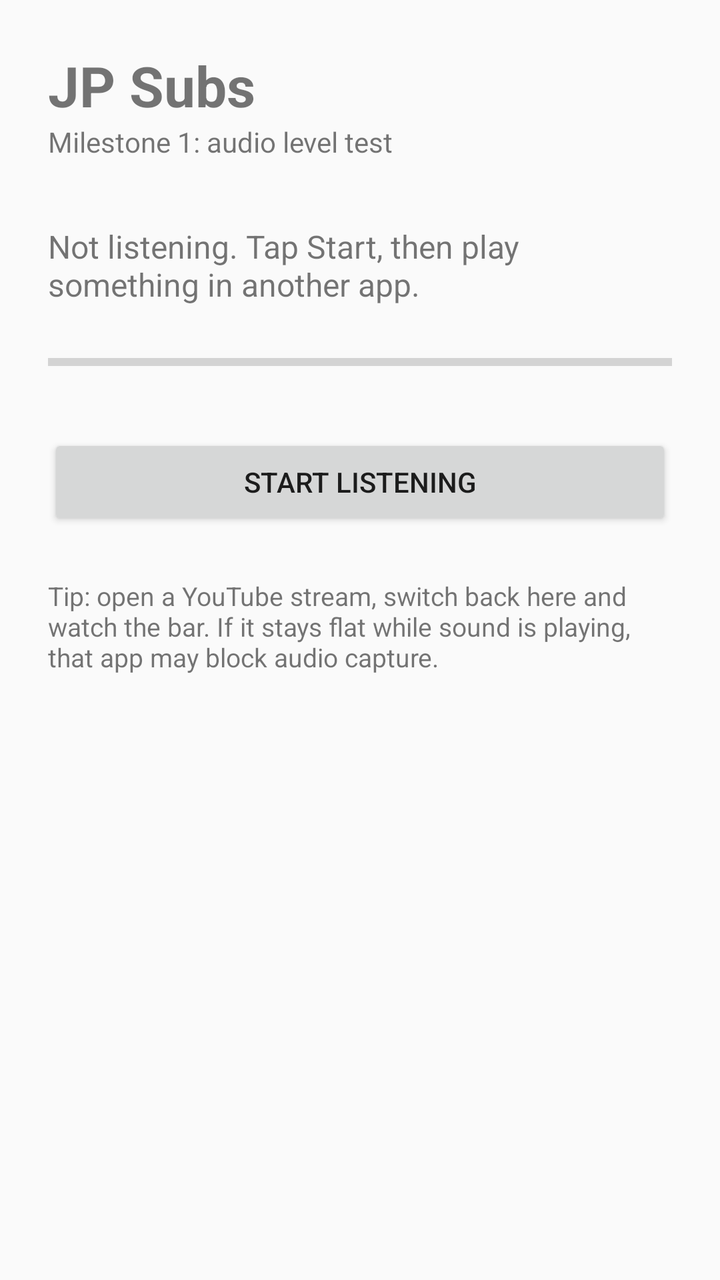
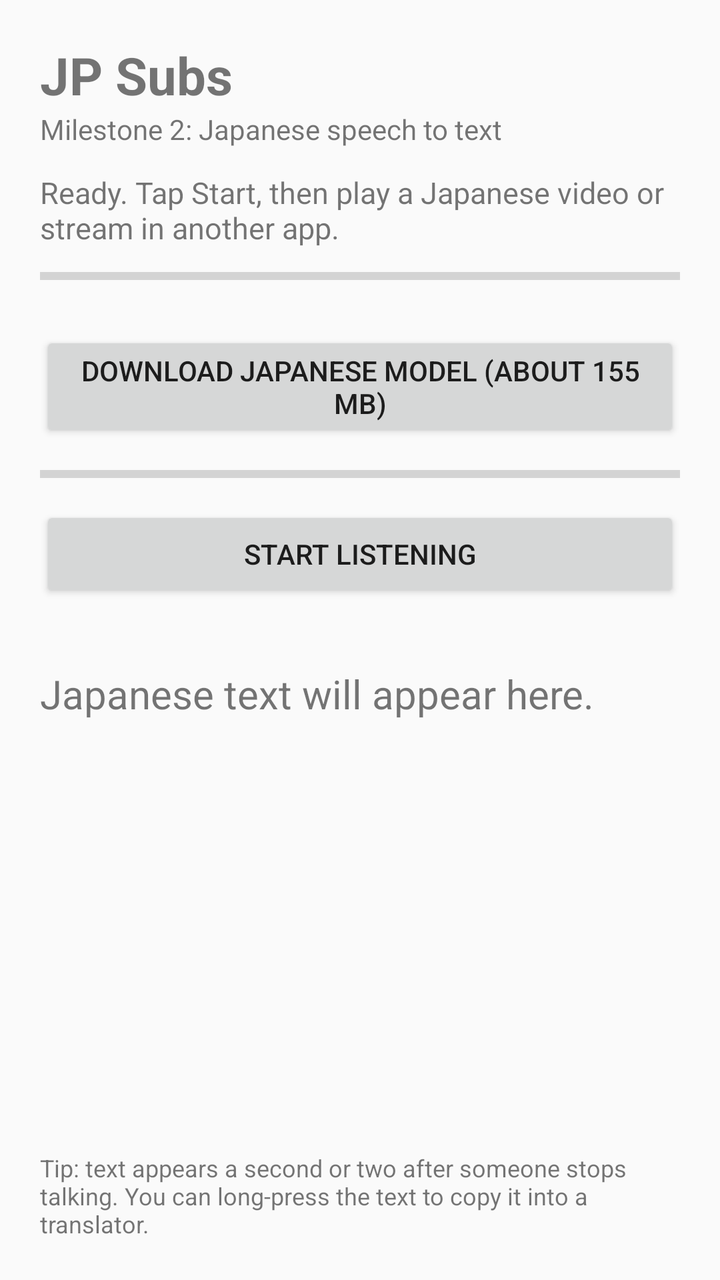

Two renders of the same Android screen: before a commit and after it. Below are the layout's source before the change and the commit's diff.
<!-- AndroidManifest.xml: application theme Theme.JpSubs -->
<!-- res/layout/activity_main.xml -->
<?xml version="1.0" encoding="utf-8"?>
<LinearLayout xmlns:android="http://schemas.android.com/apk/res/android"
    android:layout_width="match_parent"
    android:layout_height="match_parent"
    android:orientation="vertical"
    android:fitsSystemWindows="true">

    <LinearLayout
        android:layout_width="match_parent"
        android:layout_height="match_parent"
        android:orientation="vertical"
        android:padding="24dp">

        <TextView
            android:layout_width="wrap_content"
            android:layout_height="wrap_content"
            android:text="@string/app_name"
            android:textSize="28sp"
            android:textStyle="bold" />

        <TextView
            android:layout_width="wrap_content"
            android:layout_height="wrap_content"
            android:layout_marginBottom="32dp"
            android:text="@string/subtitle"
            android:textSize="14sp" />

        <TextView
            android:id="@+id/statusText"
            android:layout_width="match_parent"
            android:layout_height="wrap_content"
            android:layout_marginBottom="16dp"
            android:text="@string/status_idle"
            android:textSize="16sp" />

        
        <ProgressBar
            android:id="@+id/levelBar"
            style="?android:attr/progressBarStyleHorizontal"
            android:layout_width="match_parent"
            android:layout_height="24dp"
            android:layout_marginBottom="24dp"
            android:max="100"
            android:progress="0"
            android:progressTint="#2E7D32" />

        <Button
            android:id="@+id/toggleButton"
            android:layout_width="match_parent"
            android:layout_height="wrap_content"
            android:layout_marginBottom="24dp"
            android:text="@string/btn_start" />

        <TextView
            android:layout_width="match_parent"
            android:layout_height="wrap_content"
            android:text="@string/hint"
            android:textSize="13sp" />

    </LinearLayout>
</LinearLayout>
<!-- resources referenced by this layout -->
<resources>
  <string name="app_name">JP Subs</string>
  <string name="btn_start">Start listening</string>
  <string name="hint">Tip: open a YouTube stream, switch back here and watch the bar. If it stays flat while sound is playing, that app may block audio capture.</string>
  <string name="status_idle">Not listening. Tap Start, then play something in another app.</string>
  <string name="subtitle">Milestone 1: audio level test</string>
  <style name="Theme.JpSubs" parent="android:Theme.Material.Light.NoActionBar" />
</resources>

<!-- the commit's change to res/layout/activity_main.xml (unified diff, before → after) -->
@@ -9,19 +9,19 @@
         android:layout_width="match_parent"
         android:layout_height="match_parent"
         android:orientation="vertical"
-        android:padding="24dp">
+        android:padding="20dp">
 
         <TextView
             android:layout_width="wrap_content"
             android:layout_height="wrap_content"
             android:text="@string/app_name"
-            android:textSize="28sp"
+            android:textSize="26sp"
             android:textStyle="bold" />
 
         <TextView
             android:layout_width="wrap_content"
             android:layout_height="wrap_content"
-            android:layout_marginBottom="32dp"
+            android:layout_marginBottom="12dp"
             android:text="@string/subtitle"
             android:textSize="14sp" />
 
@@ -29,17 +29,48 @@
             android:id="@+id/statusText"
             android:layout_width="match_parent"
             android:layout_height="wrap_content"
-            android:layout_marginBottom="16dp"
+            android:layout_marginBottom="8dp"
             android:text="@string/status_idle"
-            android:textSize="16sp" />
+            android:textSize="15sp" />
+
+        
+        <LinearLayout
+            android:id="@+id/downloadPanel"
+            android:layout_width="match_parent"
+            android:layout_height="wrap_content"
+            android:orientation="vertical"
+            android:layout_marginBottom="8dp">
+
+            <ProgressBar
+                android:id="@+id/downloadBar"
+                style="?android:attr/progressBarStyleHorizontal"
+                android:layout_width="match_parent"
+                android:layout_height="12dp"
+                android:max="100"
+                android:progress="0" />
+
+            <TextView
+                android:id="@+id/downloadText"
+                android:layout_width="match_parent"
+                android:layout_height="wrap_content"
+                android:layout_marginTop="4dp"
+                android:text=""
+                android:textSize="13sp" />
+
+            <Button
+                android:id="@+id/downloadButton"
+                android:layout_width="match_parent"
+                android:layout_height="wrap_content"
+                android:text="@string/btn_download" />
+        </LinearLayout>
 
         
         <ProgressBar
             android:id="@+id/levelBar"
             style="?android:attr/progressBarStyleHorizontal"
             android:layout_width="match_parent"
-            android:layout_height="24dp"
-            android:layout_marginBottom="24dp"
+            android:layout_height="16dp"
+            android:layout_marginBottom="8dp"
             android:max="100"
             android:progress="0"
             android:progressTint="#2E7D32" />
@@ -48,14 +79,38 @@
             android:id="@+id/toggleButton"
             android:layout_width="match_parent"
             android:layout_height="wrap_content"
-            android:layout_marginBottom="24dp"
+            android:layout_marginBottom="8dp"
             android:text="@string/btn_start" />
+
+        <TextView
+            android:id="@+id/statsText"
+            android:layout_width="match_parent"
+            android:layout_height="wrap_content"
+            android:layout_marginBottom="8dp"
+            android:text=""
+            android:textSize="12sp" />
+
+        
+        <ScrollView
+            android:layout_width="match_parent"
+            android:layout_height="0dp"
+            android:layout_weight="1">
+
+            <TextView
+                android:id="@+id/transcriptText"
+                android:layout_width="match_parent"
+                android:layout_height="wrap_content"
+                android:text="@string/transcript_empty"
+                android:textIsSelectable="true"
+                android:textSize="20sp" />
+        </ScrollView>
 
         <TextView
             android:layout_width="match_parent"
             android:layout_height="wrap_content"
+            android:layout_marginTop="8dp"
             android:text="@string/hint"
-            android:textSize="13sp" />
+            android:textSize="12sp" />
 
     </LinearLayout>
 </LinearLayout>
<!-- resource entries referenced after the edit -->
@@ -1,10 +1,12 @@
 <!-- resources referenced by this layout -->
 <resources>
   <string name="app_name">JP Subs</string>
+  <string name="btn_download">Download Japanese model (about 155 MB)</string>
   <string name="btn_start">Start listening</string>
-  <string name="hint">Tip: open a YouTube stream, switch back here and watch the bar. If it stays flat while sound is playing, that app may block audio capture.</string>
-  <string name="status_idle">Not listening. Tap Start, then play something in another app.</string>
-  <string name="subtitle">Milestone 1: audio level test</string>
+  <string name="hint">Tip: text appears a second or two after someone stops talking. You can long-press the text to copy it into a translator.</string>
+  <string name="status_idle">Ready. Tap Start, then play a Japanese video or stream in another app.</string>
+  <string name="subtitle">Milestone 2: Japanese speech to text</string>
+  <string name="transcript_empty">Japanese text will appear here.</string>
   <style name="Theme.JpSubs" parent="android:Theme.Material.Light.NoActionBar" />
 </resources>
 
